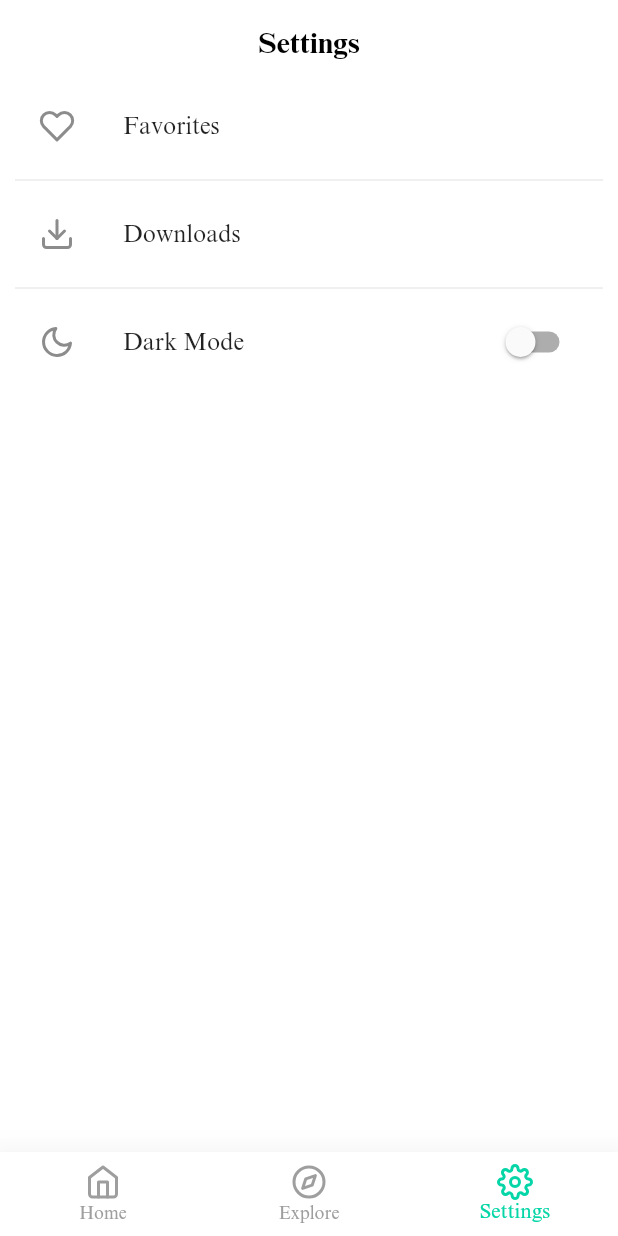
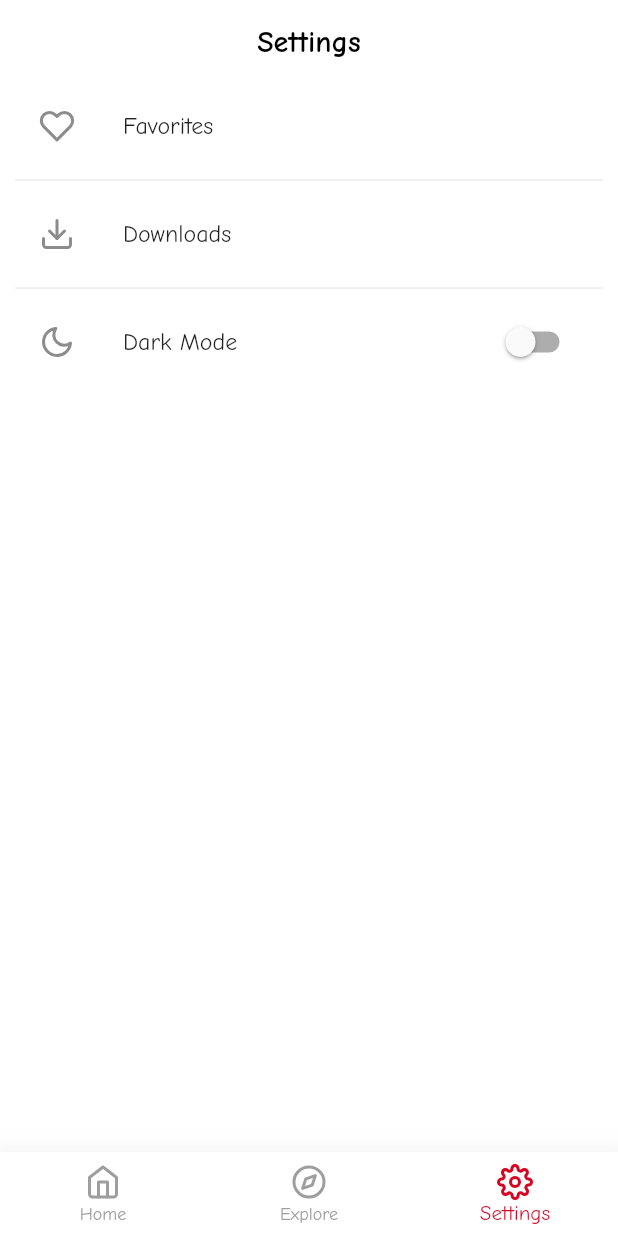
Before and after one commit to ishaileshmishra/flutter-reading-app, a Flutter app: the screen it shows after launch, swiped to page 3, on a phone screen of 412 x 824 dp. Run offline on Flutter 3.47's test engine with Material 2 defaults, Android fonts, the phone set to English and light mode, and no system bars; our stand-ins replace cached_network_image, dio, flutter_icons, fluttertoast, page_transition, permission_handler and 1 more; missing offline and left inert: epub_kitty, esys_flutter_share, objectdb, xml2json; network calls fail.

Commit message:
font and button updated

```diff
--- a/lib/main.dart
+++ b/lib/main.dart
@@ -32,7 +32,7 @@ class MyApp extends StatelessWidget {
           navigatorKey: appProvider.navigatorKey,
           title: Constants.appName,
           theme: appProvider.theme,
-          darkTheme: Constants.darkTheme,
+          darkTheme: Constants.lightTheme,
           home: Splash(),
         );
       },
--- a/lib/util/consts.dart
+++ b/lib/util/consts.dart
@@ -5,19 +5,19 @@ import 'dart:math';
 class Constants{
 
   //App related strings
-  static String appName = "Flutter Ebook App";
+  static String appName = "Ebook App";
 
 
   //Colors for theme
   static Color lightPrimary = Colors.white;
   static Color darkPrimary = Colors.black;
-  static Color lightAccent = Color(0xff06d6a7);
-  static Color darkAccent = Color(0xff06d6a7);
+  static Color lightAccent = Color(0xFFD60622);
+  static Color darkAccent = Color(0xFFD60622);
   static Color lightBG = Colors.white;
   static Color darkBG = Colors.black;
 
   static ThemeData lightTheme = ThemeData(
-    fontFamily: "TimesNewRoman",
+    fontFamily: "Comic",
     backgroundColor: lightBG,
     primaryColor: lightPrimary,
     accentColor:  lightAccent,
@@ -27,7 +27,7 @@ class Constants{
       elevation: 0,
       textTheme: TextTheme(
         title: TextStyle(
-          fontFamily: "TimesNewRoman",
+          fontFamily: "Comic",
           color: Colors.black,
           fontSize: 20,
           fontWeight: FontWeight.w800,
--- a/lib/view_models/details_provider.dart
+++ b/lib/view_models/details_provider.dart
@@ -1,5 +1,3 @@
-import 'dart:io';
-
 import 'package:flutter/foundation.dart';
 import 'package:flutter/material.dart';
 import 'package:flutter_ebook_app/database/download_helper.dart';
```
Also changed, not shown: lib/views/details.dart (+7 -4 lines), pubspec.yaml (+9 -0 lines), assets/fonts/comic/comic-bold.ttf (added), assets/fonts/comic/comic-boldItalic.ttf (added), assets/fonts/comic/comic-italic.ttf (added), assets/fonts/comic/comic-light.ttf (added), assets/fonts/comic/comic-lightItalic.ttf (added), assets/fonts/comic/comic-regular.ttf (added), 1 other file.
